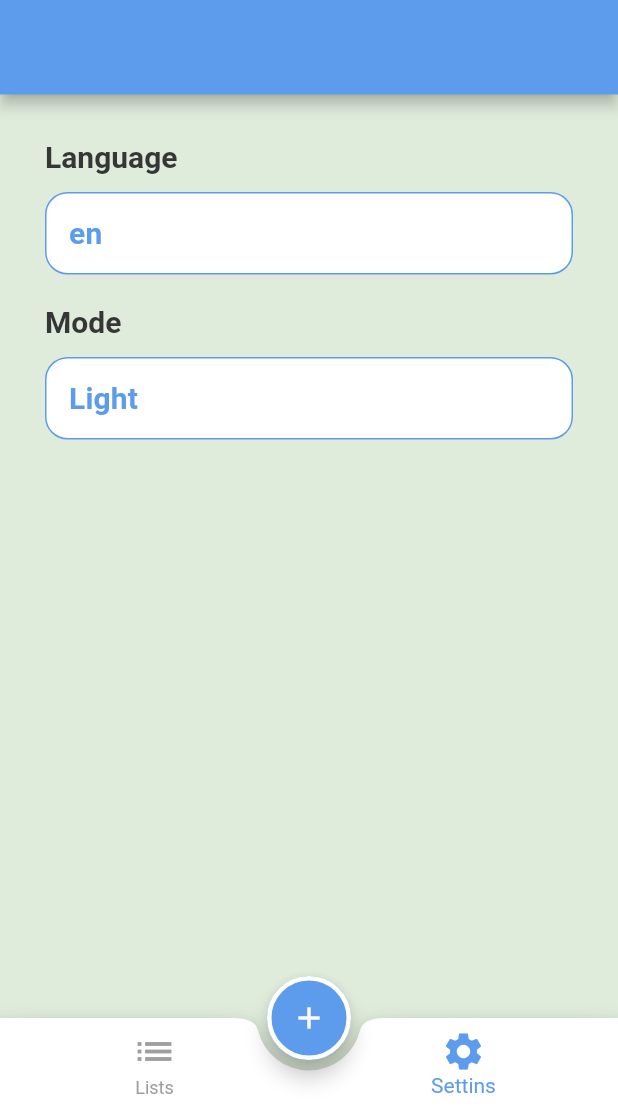
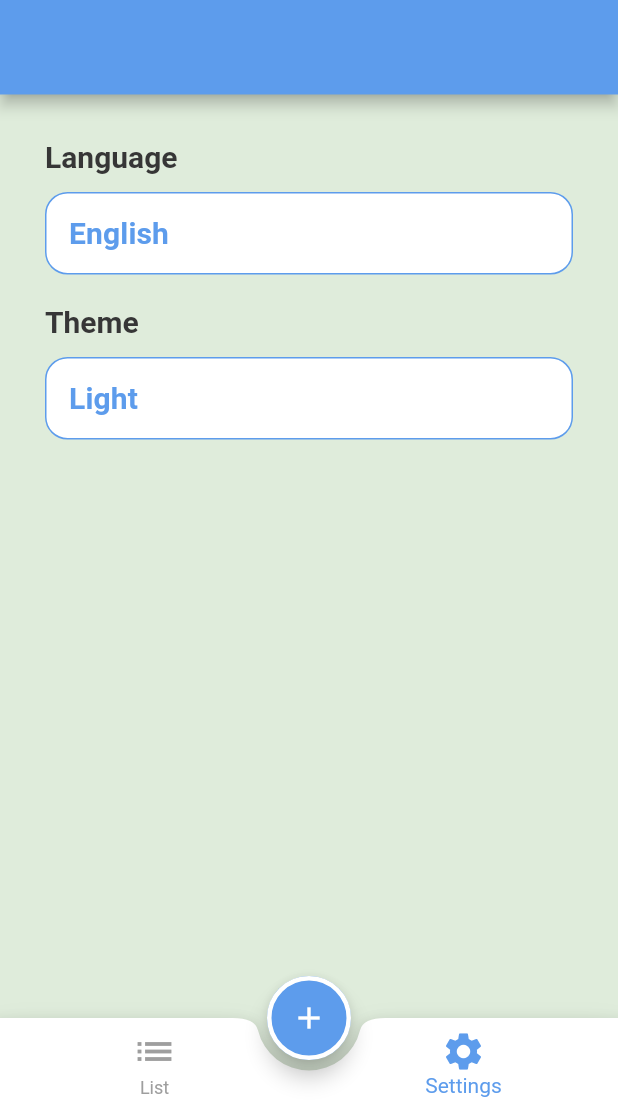
Before and after one commit to alimosaad/Todo_App, a Flutter app: the screen it shows after launch, item 2 of the bottom bar chosen, on a phone screen of 412 x 824 dp, the part 128-1236 px from its top. Run offline on Flutter 3.47's test engine with Material 2 defaults, Android fonts, the phone set to English and light mode, and no system bars; our stand-ins replace calendar_timeline, cloud_firestore, firebase_core, flutter_slidable; accounts and stored records are empty; generated files the repository leaves out were written again.

Commit message:
Finish app localization and provider

```diff
--- a/lib/l10n/app_ar.arb
+++ b/lib/l10n/app_ar.arb
@@ -1,6 +1,11 @@
 {
-    "helloWorld": "Hello World!",
-    "@helloWorld": {
-      "description": "The conventional newborn programmer greeting"
-    }
+   "language":"اللغة",
+   "theme":"الوضع",
+   "arabic":"العربية",
+   "english":"الإنجليزية",
+   "light":"مضيئ",
+   "dark":"مظلم",
+   "settings":"الأعدادات",
+   "list":"المهام",
+   "apptitle":"مهام اليوم"
 }
--- a/lib/l10n/app_en.arb
+++ b/lib/l10n/app_en.arb
@@ -1,3 +1,11 @@
 {
-    "helloWorld": "¡Hola Mundo!"
+ "language":"Language",
+ "theme":"Theme",
+ "arabic":"Arabic",
+ "english":"English",
+ "light":"Light",
+ "dark":"dark",
+ "settings":"Settings",
+ "list":"List",
+ "apptitle":"To Do List"
 }
--- a/lib/layout/home_layout.dart
+++ b/lib/layout/home_layout.dart
@@ -3,6 +3,7 @@ import 'package:todo_app/layout/add_bottomsheet.dart';
 import 'package:todo_app/styles/colors.dart';
 import '../screens/settings/settings.dart';
 import '../screens/tasks/tasks_list.dart';
+import 'package:flutter_gen/gen_l10n/app_localizations.dart';
 
 class HomeLayout extends StatefulWidget {
   static const String routeName = 'Home';
@@ -20,7 +21,7 @@ class _HomeLayoutState extends State<HomeLayout> {
       extendBody: true,     //to make notch with the same color of body
       appBar: AppBar(
         backgroundColor: primaryColor,
-        title: Text("To Do List"),
+        title: Text(AppLocalizations.of(context)!.apptitle),
         toolbarHeight: MediaQuery.of(context).size.height * .18,
       ),
       floatingActionButtonLocation: FloatingActionButtonLocation.centerDocked,
@@ -54,13 +55,13 @@ class _HomeLayoutState extends State<HomeLayout> {
                   Icons.list,
                   size: 30,
                 ),
-                label: 'Lists'),
+                label: AppLocalizations.of(context)!.list),
             BottomNavigationBarItem(
                 icon: Icon(
                   Icons.settings,
                   size: 30,
                 ),
-                label: 'Settins'),
+                label: AppLocalizations.of(context)!.settings),
           ],
         ),
       ),
--- a/lib/main.dart
+++ b/lib/main.dart
@@ -6,6 +6,7 @@ import 'package:todo_app/providers/my_provider.dart';
 import 'package:todo_app/styles/MyThemeData.dart';
 import 'layout/home_layout.dart';
 import 'package:flutter_localizations/flutter_localizations.dart';
+import 'package:flutter_gen/gen_l10n/app_localizations.dart';
 
 Future<void> main() async {
   WidgetsFlutterBinding.ensureInitialized();
@@ -24,12 +25,13 @@ class MyApp extends StatelessWidget {
 
     return MaterialApp(
       localizationsDelegates: [
+        AppLocalizations.delegate,
         GlobalMaterialLocalizations.delegate,
         GlobalWidgetsLocalizations.delegate,
         GlobalCupertinoLocalizations.delegate,
       ],
       supportedLocales: const [Locale('en'), Locale('ar')],
-      locale: Locale('en'),
+      locale: Locale(provider.languageCode),
       initialRoute: HomeLayout.routeName,
       routes: {
         HomeLayout.routeName: (c) => HomeLayout(),
--- a/lib/screens/settings/settings.dart
+++ b/lib/screens/settings/settings.dart
@@ -1,20 +1,24 @@
 import 'package:flutter/material.dart';
+import 'package:provider/provider.dart';
 import 'package:todo_app/screens/settings/theme_bottom_sheet.dart';
 import 'package:todo_app/styles/MyThemeData.dart';
+import 'package:flutter_gen/gen_l10n/app_localizations.dart';
 
+import '../../providers/my_provider.dart';
 import '../../styles/colors.dart';
 import 'language_bottom_sheet.dart';
 
 class SettingsScreen extends StatelessWidget {
   @override
   Widget build(BuildContext context) {
+    var provider = Provider.of<MyProvider>(context);
     return Container(
       margin: EdgeInsets.symmetric(horizontal: 30, vertical: 30),
       child: Column(
         crossAxisAlignment: CrossAxisAlignment.stretch,
         children: [
           Text(
-            'Language',
+            AppLocalizations.of(context)!.language,
             style: Theme.of(context).textTheme.titleMedium,
           ),
           SizedBox(
@@ -31,7 +35,9 @@ class SettingsScreen extends StatelessWidget {
                   border: Border.all(color: primaryColor),
                   borderRadius: BorderRadius.circular(15)),
               child: Text(
-                "en",
+                provider.languageCode == 'en'
+                    ? AppLocalizations.of(context)!.english
+                    : AppLocalizations.of(context)!.arabic,
                 style: Theme.of(context).textTheme.titleSmall,
               ),
             ),
@@ -40,7 +46,7 @@ class SettingsScreen extends StatelessWidget {
             height: 20,
           ),
           Text(
-            "Mode",
+            AppLocalizations.of(context)!.theme,
             style: Theme.of(context).textTheme.titleMedium,
           ),
           SizedBox(
@@ -57,7 +63,9 @@ class SettingsScreen extends StatelessWidget {
                   border: Border.all(color: primaryColor),
                   borderRadius: BorderRadius.circular(15)),
               child: Text(
-                "Light",
+                provider.mode == ThemeMode.light
+                    ? AppLocalizations.of(context)!.light
+                    : AppLocalizations.of(context)!.dark,
                 style: Theme.of(context).textTheme.titleSmall,
               ),
             ),
--- a/lib/screens/settings/theme_bottom_sheet.dart
+++ b/lib/screens/settings/theme_bottom_sheet.dart
@@ -3,6 +3,7 @@ import 'package:flutter/material.dart';
 import 'package:flutter_gen/gen_l10n/app_localizations.dart';
 import 'package:provider/provider.dart';
 import 'package:todo_app/styles/colors.dart';
+import 'package:flutter_gen/gen_l10n/app_localizations.dart';
 
 import '../../providers/my_provider.dart';
 import '../../styles/MyThemeData.dart';
@@ -29,7 +30,7 @@ class ThemeModeBottomSheet extends StatelessWidget {
               child: Row(
                 children: [
                   Text(
-                    'light',
+                    AppLocalizations.of(context)!.light,
                     style: Theme.of(context).textTheme.titleSmall,
                   ),
                   Spacer(),
@@ -54,7 +55,8 @@ class ThemeModeBottomSheet extends StatelessWidget {
               padding: const EdgeInsets.all(12.0),
               child: Row(
                 children: [
-                  Text('dark', style: Theme.of(context).textTheme.titleSmall),
+                  Text(AppLocalizations.of(context)!.dark,
+                      style: Theme.of(context).textTheme.titleSmall),
                   Spacer(),
                   Icon(Icons.done,
                       size: 30,
```
Also changed, not shown: lib/screens/settings/language_bottom_sheet.dart (+22 -7 lines).
